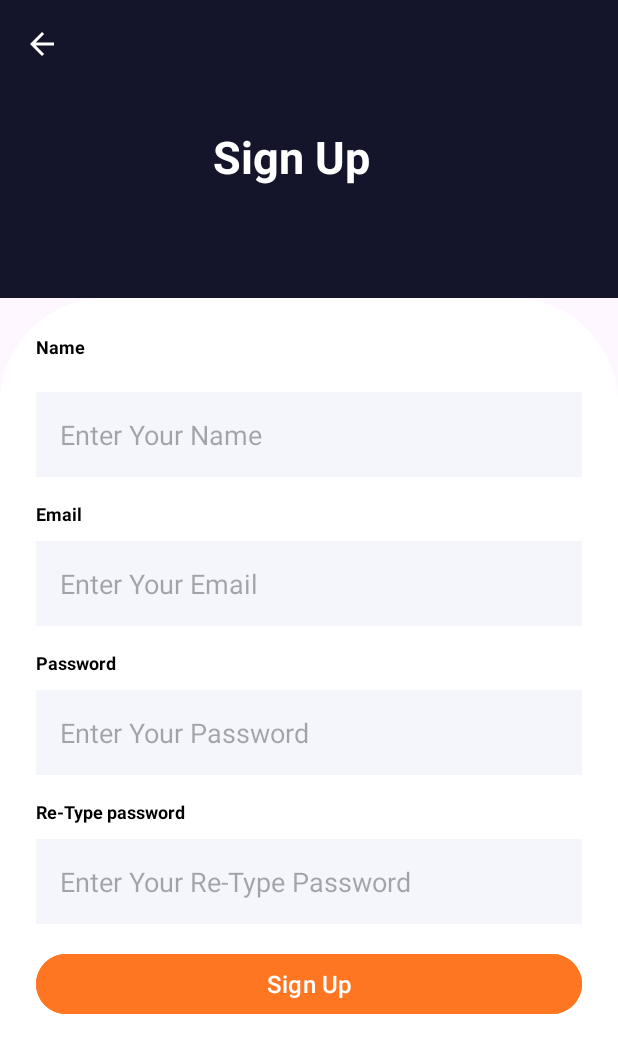
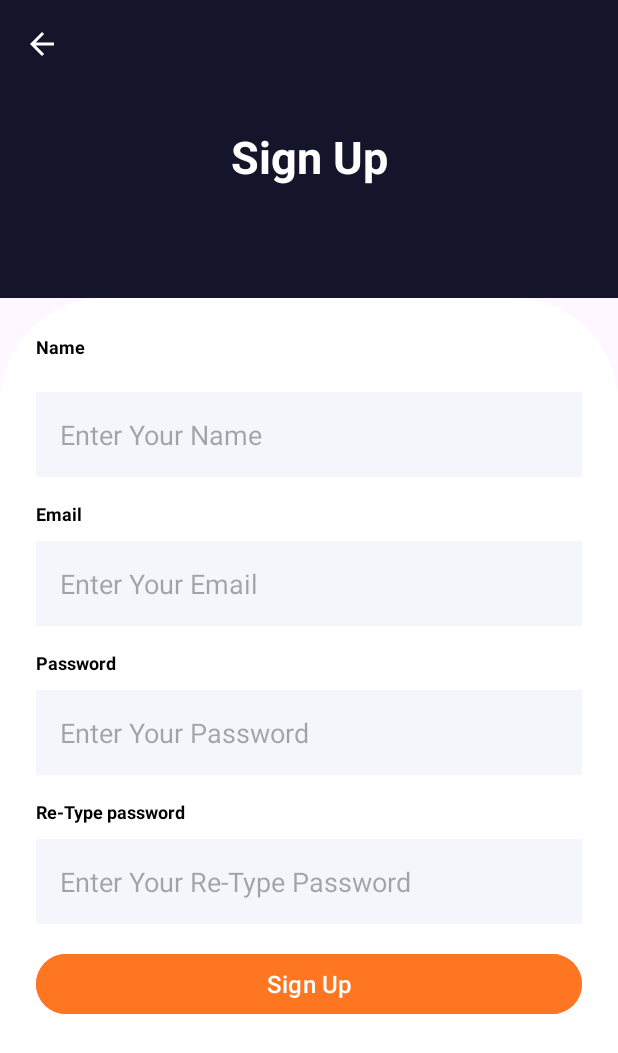
Before and after one commit to bunhovlim/mad_project, an Android app: the SignupActivity screen opened directly, with no data from a screen before it, on a phone screen of 412 x 824 dp. Shown: the top 1053 px of the screen. Run offline under Robolectric (Android 15) with nearby library versions, the phone set to English and light mode, and no system bars.

Commit message:
fix kak UI in sign up

```diff
--- a/app/src/main/res/layout/activity_signup.xml
+++ b/app/src/main/res/layout/activity_signup.xml
@@ -25,17 +25,16 @@
 
         <TextView
             android:id="@+id/title"
-            android:layout_width="wrap_content"
+            android:layout_width="match_parent"
             android:layout_height="wrap_content"
-            android:layout_marginLeft="90dp"
-            android:layout_gravity="center"
+            android:gravity="center"
+            android:layout_marginEnd="48dp"
+            android:paddingTop="80dp"
+            android:paddingBottom="70dp"
             android:text="@string/signup"
-            android:layout_marginRight="60dp"
             android:textColor="@color/white"
             android:textSize="30sp"
-            android:textStyle="bold"
-            android:paddingTop="80dp"
-            android:paddingBottom="70dp"/>
+            android:textStyle="bold" />
 
     </LinearLayout>
 
```
